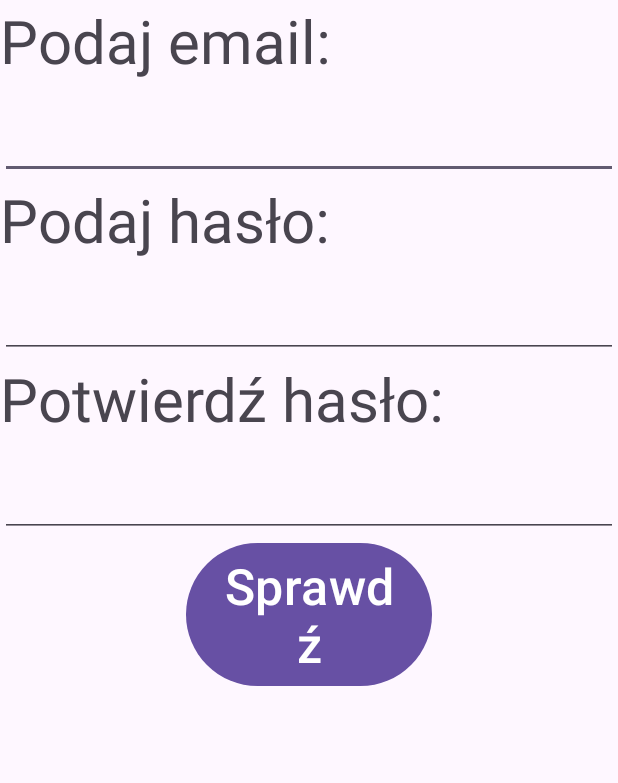
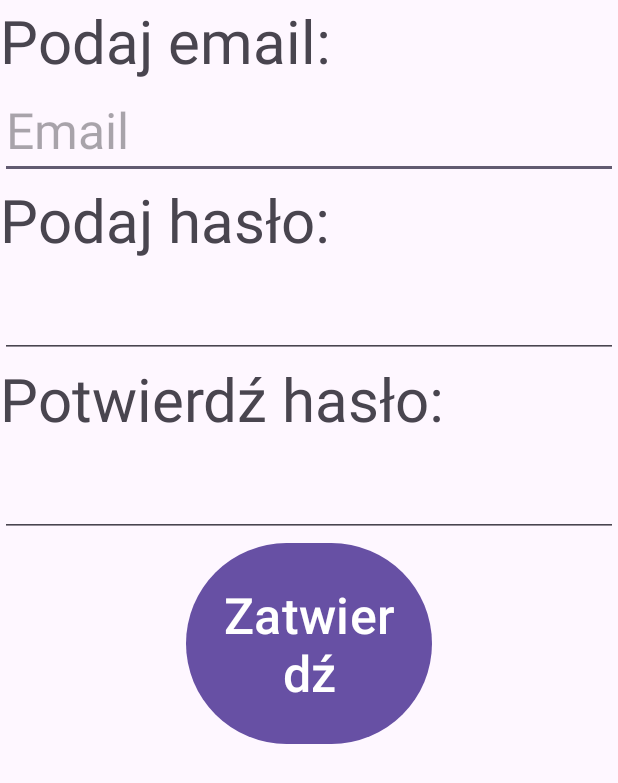
Before and after one commit to MateuszKMechaniktg/hasla, an Android app: the screen it shows after launch (MainActivity), on a phone screen of 412 x 824 dp. Shown: the top 783 px of the screen. Run offline under Robolectric (Android 15) with nearby library versions, the phone set to English and light mode, and no system bars.

```diff
--- a/app/src/main/java/com/example/myapplication/MainActivity.java
+++ b/app/src/main/java/com/example/myapplication/MainActivity.java
@@ -1,6 +1,11 @@
 package com.example.myapplication;
 
 import android.os.Bundle;
+import android.view.View;
+import android.widget.Button;
+import android.widget.EditText;
+import android.widget.TextView;
+import android.widget.Toast;
 
 import androidx.activity.EdgeToEdge;
 import androidx.appcompat.app.AppCompatActivity;
@@ -10,15 +15,84 @@ import androidx.core.view.WindowInsetsCompat;
 
 public class MainActivity extends AppCompatActivity {
 
+    private EditText email;
+    private EditText haslo;
+    private EditText potwierdz;
+    private Button sprawdz;
+    private TextView wiadomosc;
     @Override
     protected void onCreate(Bundle savedInstanceState) {
         super.onCreate(savedInstanceState);
         EdgeToEdge.enable(this);
         setContentView(R.layout.activity_main);
-        ViewCompat.setOnApplyWindowInsetsListener(findViewById(R.id.main), (v, insets) -> {
-            Insets systemBars = insets.getInsets(WindowInsetsCompat.Type.systemBars());
-            v.setPadding(systemBars.left, systemBars.top, systemBars.right, systemBars.bottom);
-            return insets;
-        });
+
+        email = findViewById(R.id.email);
+        haslo = findViewById(R.id.haslo);
+        potwierdz = findViewById(R.id.potwierdz);
+        sprawdz = findViewById(R.id.sprawdz);
+        wiadomosc = findViewById(R.id.wiadomosc);
+
+        sprawdz.setOnClickListener(
+                new View.OnClickListener() {
+                    @Override
+                    public void onClick(View view) {
+                        String temail = String.valueOf(email.getText());
+                        String thaslo = String.valueOf(haslo.getText());
+                        String tpotwierdz = String.valueOf(potwierdz.getText());
+                        int silaHasla = 0;
+                        boolean znakiSpecjalne = false;
+                        boolean znakiLiczby = false;
+                        boolean znakiUppercase = false;
+                        boolean znakiLowercase = false;
+                        String blad = "";
+                        String dodajDoHaslo = "";
+                        if(!temail.contains("@")){
+                            blad = "Niepoprawny adres e-mail";
+                        } else if (!thaslo.equals(tpotwierdz)) {
+                            blad = "Hasła się różnią";
+                        }else{
+                            String znaki = "!@#$%^&*()_+-=?/.,<>{}|[]";
+                            String liczby = "1234567890";
+                            String uppercase = "QWERTYUIOPASDFGHJKLZXCVBNM";
+                            String lowercase = "qwertyuiopasdfghjklzxcvbnm";
+                            for (int i = 0; i < thaslo.length(); i++){
+                                if(lowercase.contains(thaslo.charAt(i)+"")){
+                                    znakiLowercase = true;
+                                    dodajDoHaslo += "\nBrak małej litery";
+                                }
+                                if(znaki.contains(thaslo.charAt(i)+"")){
+                                    znakiSpecjalne = true;
+                                    dodajDoHaslo += "\nBrak dużej litery";
+                                }
+                                if(liczby.contains(thaslo.charAt(i)+"")){
+                                    znakiLiczby = true;
+                                    dodajDoHaslo += "\nBrak liczby";
+                                }
+                                if(uppercase.contains(thaslo.charAt(i)+"")){
+                                    znakiUppercase = true;
+                                    dodajDoHaslo += "\nZnaku specjalnego";
+                                }
+                            }
+                            if(thaslo.length() >= 10){
+                                silaHasla++;
+                            }
+                            if (znakiSpecjalne){
+                                silaHasla++;
+                            }
+                            if(znakiLiczby){
+                                silaHasla++;
+                            }
+                            if(znakiLowercase){
+                                silaHasla++;
+                            }
+                            if(znakiUppercase){
+                                silaHasla++;
+                            }
+                            blad = "Witaj "+temail+"\n Siła hasła = "+silaHasla+dodajDoHaslo;
+                        }
+                        wiadomosc.setText(blad);
+                    }
+                }
+        );
     }
 }
--- a/app/src/main/res/layout/activity_main.xml
+++ b/app/src/main/res/layout/activity_main.xml
@@ -14,36 +14,53 @@
         android:layout_width="match_parent"
         android:layout_height="wrap_content"
         android:text="Podaj email:"/>
+
     <EditText
-        android:textSize="50px"
+        android:hint="Email"
+        android:id="@+id/email"
         android:layout_width="match_parent"
-        android:layout_height="wrap_content"/>
+        android:layout_height="wrap_content"
+        android:textSize="50px" />
     <TextView
         android:textSize="60px"
         android:layout_width="match_parent"
         android:layout_height="wrap_content"
         android:text="Podaj hasło:"/>
+
     <EditText
-        android:textSize="50px"
+        android:id="@+id/haslo"
         android:layout_width="match_parent"
         android:layout_height="wrap_content"
-        android:inputType="textPassword"/>
+        android:inputType="textPassword"
+        android:textSize="50px" />
     <TextView
+        android:hint="Hasło"
         android:textSize="60px"
         android:layout_width="match_parent"
         android:layout_height="wrap_content"
         android:text="Potwierdź hasło:"/>
+
     <EditText
-        android:textSize="50px"
+        android:id="@+id/potwierdz"
         android:layout_width="match_parent"
         android:layout_height="wrap_content"
-        android:inputType="textPassword"/>
+        android:inputType="textPassword"
+        android:textSize="50px" />
 
     <Button
-        android:textSize="50px"
+        android:hint="Potwierdź hasło"
+        android:id="@+id/sprawdz"
         android:layout_width="164dp"
         android:layout_height="wrap_content"
         android:layout_gravity="center"
-        android:text="Sprawdź" />
+        android:text="Zatwierdź"
+        android:textSize="50px" />
+
+    <TextView
+        android:id="@+id/wiadomosc"
+        android:layout_width="wrap_content"
+        android:layout_height="wrap_content"
+        android:layout_gravity="center"
+        android:textSize="60px" />
 
 </LinearLayout>
```
